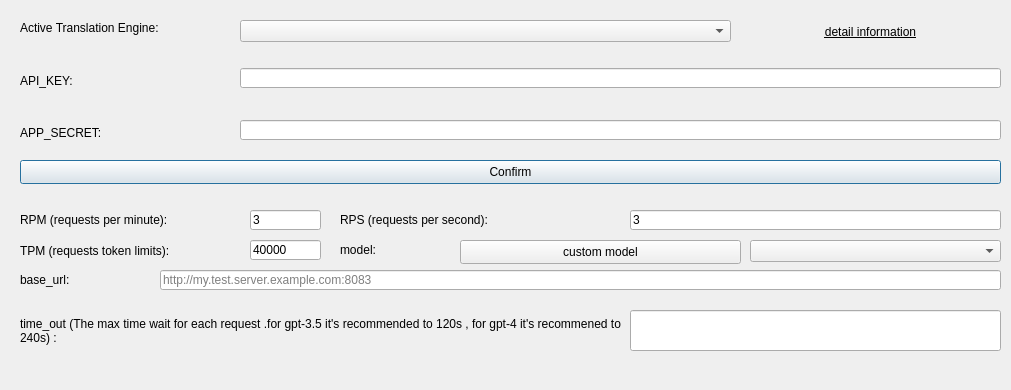
Before: the Qt Designer form src/engine.ui in anonymousException/renpy-translator, drawn with Qt 5.
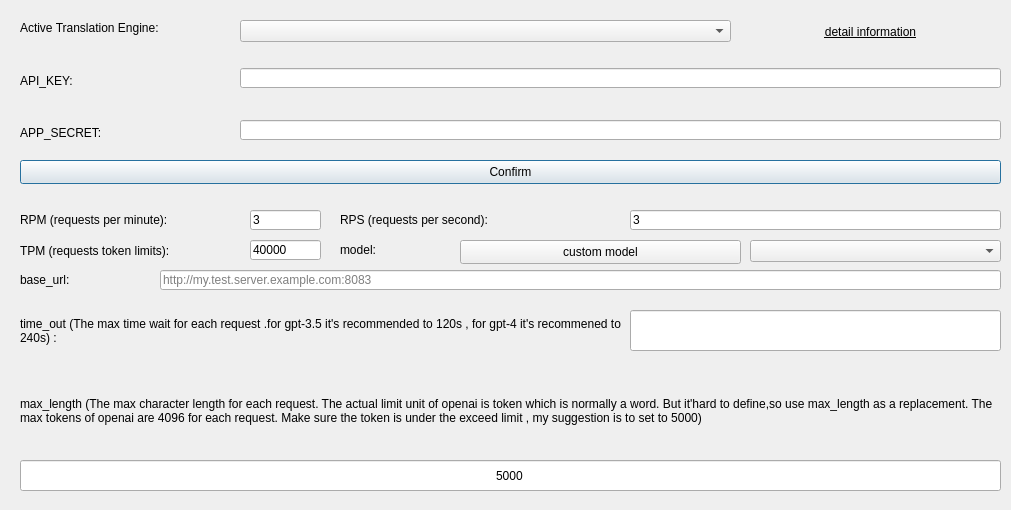
After: the same form once the commit is applied.

Commit message: <feature> support customize max_length for openai

The edit to the form file:
```diff
--- a/src/engine.ui
+++ b/src/engine.ui
@@ -7,7 +7,7 @@
     <x>0</x>
     <y>0</y>
     <width>1011</width>
-    <height>390</height>
+    <height>510</height>
    </rect>
   </property>
   <property name="windowTitle">
@@ -324,6 +324,38 @@
     <string notr="true"/>
    </property>
   </widget>
+  <widget class="QLabel" name="label_10">
+   <property name="geometry">
+    <rect>
+     <x>20</x>
+     <y>370</y>
+     <width>981</width>
+     <height>81</height>
+    </rect>
+   </property>
+   <property name="text">
+    <string>max_length (The max character length for each request. The actual limit unit of openai is token which is normally a word. But it'hard to define,so use max_length as a replacement. The max tokens of openai are 4096 for each request. Make sure the token is under the exceed limit , my suggestion is to set to 5000)</string>
+   </property>
+   <property name="wordWrap">
+    <bool>true</bool>
+   </property>
+  </widget>
+  <widget class="QLineEdit" name="maxLengthEdit">
+   <property name="geometry">
+    <rect>
+     <x>20</x>
+     <y>460</y>
+     <width>981</width>
+     <height>31</height>
+    </rect>
+   </property>
+   <property name="text">
+    <string notr="true">5000</string>
+   </property>
+   <property name="alignment">
+    <set>Qt::AlignCenter</set>
+   </property>
+  </widget>
  </widget>
  <resources/>
  <connections/>
```
The commit also changes 31 other files.
